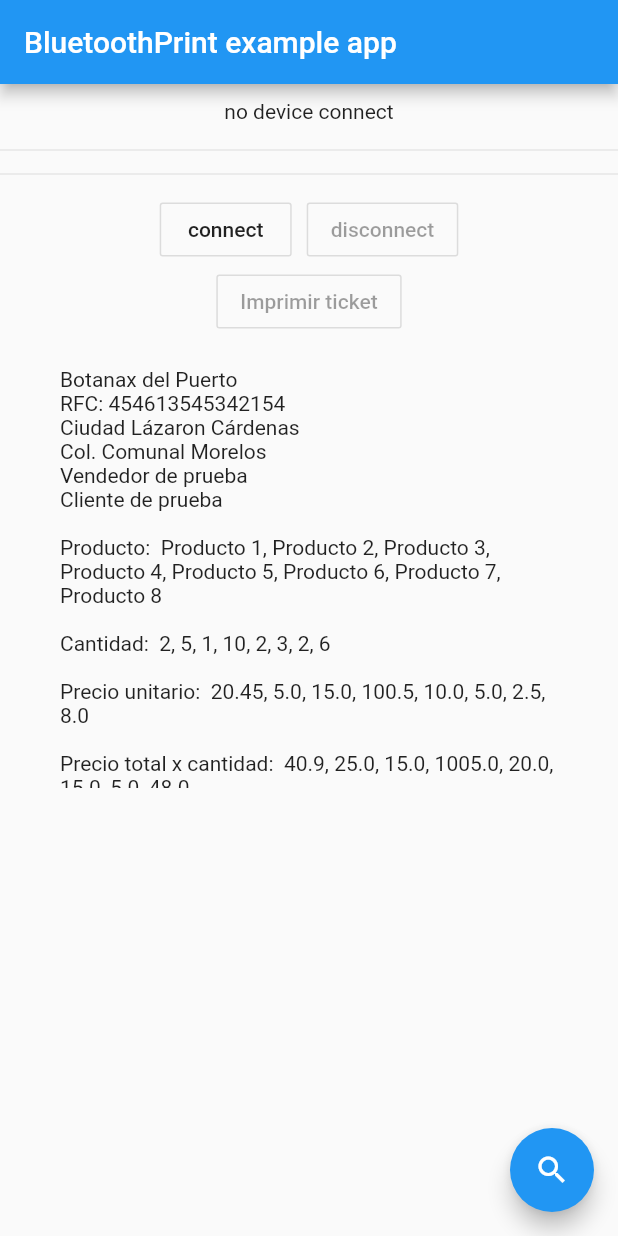
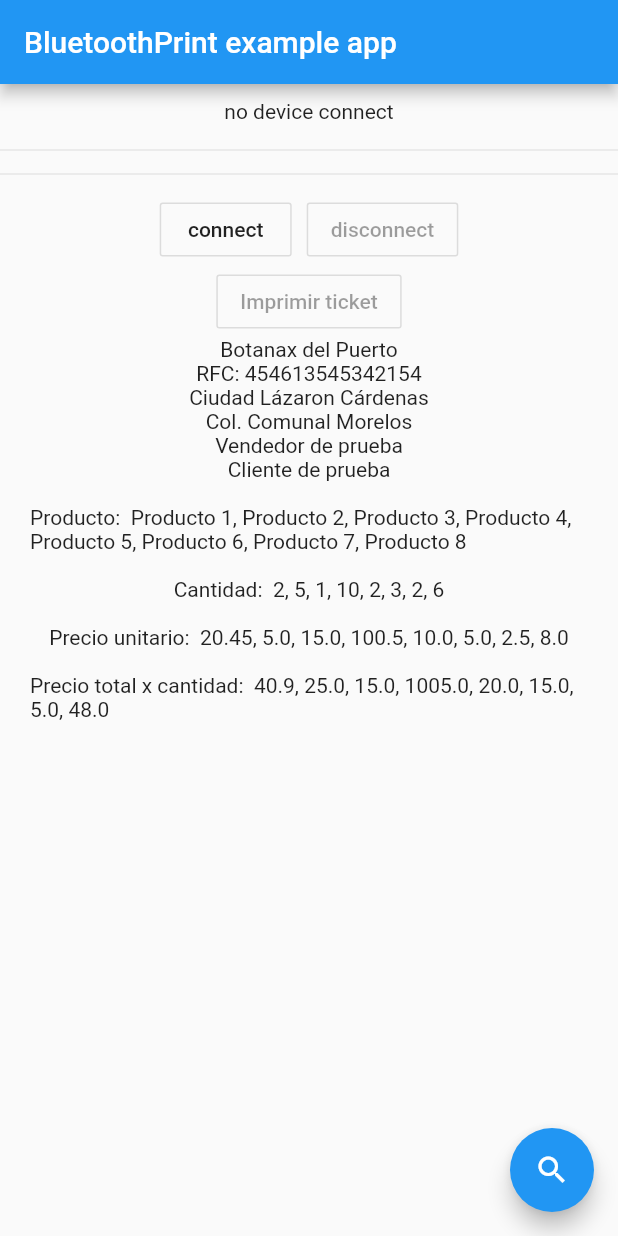
Before and after one commit to landowolf10/flutter_print_pdf, a Flutter app: the screen it shows after launch, on a phone screen of 412 x 824 dp. Run offline on Flutter 3.47's test engine with Material 2 defaults, Android fonts, the phone set to English and light mode, and no system bars; missing offline and left inert: bluetooth_print.

Commit message:
Alineación de preview del texto al centro.

```diff
--- a/lib/main.dart
+++ b/lib/main.dart
@@ -234,11 +234,15 @@ class _MyAppState extends State<MyApp> {
                         Container(
                           height: 300.0,
                           child: ListView(
-                            padding: const EdgeInsets.all(20.0),
+                            //padding: const EdgeInsets.all(20.0),
                               children: <Widget>[
                                 SizedBox(
                                     height: 280,
                                     child: ListView(
+                                      children: <Widget>[
+                                        Align(
+                                          alignment: Alignment.centerRight,
+                                          child: Column(
                                             children: <Widget>[
                                               Text("Botanax del Puerto"),
                                               Text("RFC: 454613545342154"),
@@ -259,6 +263,9 @@ class _MyAppState extends State<MyApp> {
                                               Text("Total a pagar: " + precioTotal.toString()),
                                               Text(""),
                                               Text("Firma: "),
+                                            ],
+                                          )
+                                        )
                                       ]
                                     )
                                   ),
```
Lines whose indentation alone changed are shown as unchanged.
